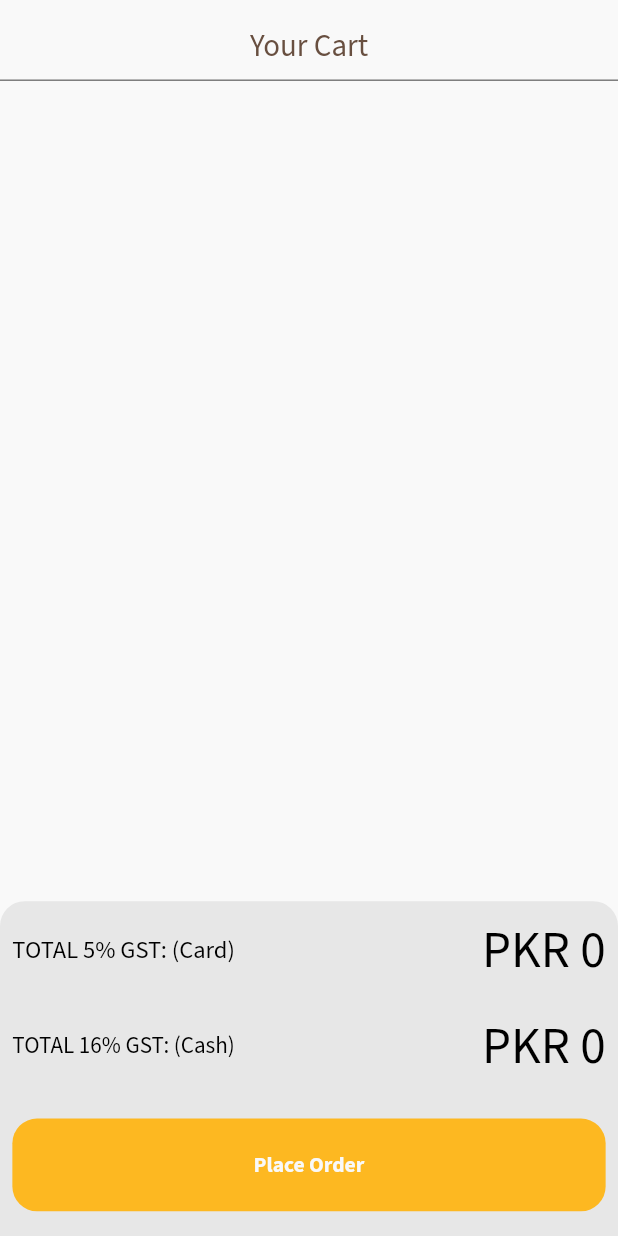
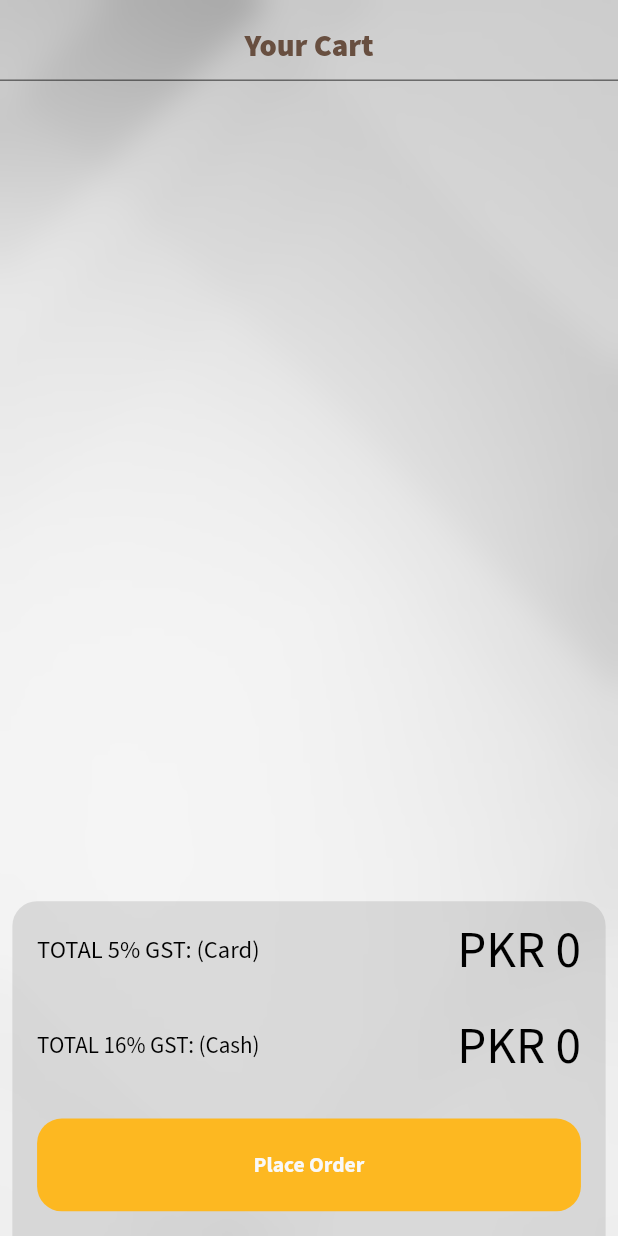
Before and after one commit to naqeeb9a/baked-pos, a Flutter app: the Cart screen opened directly, on a phone screen of 412 x 824 dp. Run offline on Flutter 3.47's test engine with Material 2 defaults, Android fonts, the phone set to English and light mode, and no system bars; our stand-ins replace badges, cool_alert, email_validator, get, google_fonts, line_icons and 5 more; missing offline and left inert: back_button_interceptor, blue_thermal_printer; accounts and stored records are empty; network calls fail.

Commit message:
designing

```diff
--- a/lib/app_screens/basic_page.dart
+++ b/lib/app_screens/basic_page.dart
@@ -113,7 +113,7 @@ class _BasicPageState extends State<BasicPage>
                 text: "Home",
                 icon: Icon(
                   Icons.home_outlined,
-                  color: myYellow,
+                  color: myWhite,
                 )),
             Tab(
               text: "Cart",
@@ -130,7 +130,7 @@ class _BasicPageState extends State<BasicPage>
                   showBadge: cartItems.isEmpty ? false : true,
                   child: const Icon(
                     LineIcons.shoppingCart,
-                    color: myYellow,
+                    color: myWhite,
                   ),
                 );
               }),
@@ -139,7 +139,7 @@ class _BasicPageState extends State<BasicPage>
                 text: "Profile",
                 icon: Icon(
                   Icons.person_outline,
-                  color: myYellow,
+                  color: myWhite,
                 )),
           ],
         ),
--- a/lib/app_screens/cart.dart
+++ b/lib/app_screens/cart.dart
@@ -1,4 +1,5 @@
 import 'dart:convert';
+import 'dart:ui';
 
 import 'package:baked_pos/app_screens/print.dart';
 import 'package:baked_pos/utils/config.dart';
@@ -53,13 +54,19 @@ class _CartState extends State<Cart> {
 
     return Scaffold(
       backgroundColor: myWhite,
-      body: Column(
+      body: Container(
+        decoration: const BoxDecoration(
+            image: DecorationImage(
+                image: AssetImage("assets/cart.jpg"), fit: BoxFit.cover)),
+        child: BackdropFilter(
+          filter: ImageFilter.blur(sigmaX: 10, sigmaY: 10),
+          child: Column(
             children: [
               heightBox(context, 0.02),
               Row(
                 mainAxisAlignment: MainAxisAlignment.center,
                 children: [
-              text(context, "Your Cart", 0.05, myBrown),
+                  text(context, "Your Cart", 0.05, myBrown, bold: true),
                 ],
               ),
               Divider(
@@ -68,26 +75,31 @@ class _CartState extends State<Cart> {
               ),
               cartItemsCards(),
               Container(
-            padding:
-                EdgeInsets.symmetric(horizontal: dynamicWidth(context, 0.02)),
+                margin: EdgeInsets.symmetric(
+                    horizontal: dynamicWidth(context, 0.02)),
+                padding: EdgeInsets.symmetric(
+                    horizontal: dynamicWidth(context, 0.04)),
                 decoration: BoxDecoration(
-                color: myGrey.withOpacity(0.2),
+                    color: myGrey.withOpacity(0.3),
                     borderRadius: BorderRadius.only(
                         topLeft: Radius.circular(dynamicWidth(context, 0.04)),
-                    topRight: Radius.circular(dynamicWidth(context, 0.04)))),
+                        topRight:
+                            Radius.circular(dynamicWidth(context, 0.04)))),
                 child: Column(
                   children: [
                     dividerRowWidgets(
                         context,
                         "TOTAL 5% GST: (Card)",
                         "PKR " +
-                        ((getTotal() * 0.05) + getTotal()).toStringAsFixed(0),
+                            ((getTotal() * 0.05) + getTotal())
+                                .toStringAsFixed(0),
                         check: true),
                     dividerRowWidgets(
                         context,
                         "TOTAL 16% GST: (Cash)",
                         "PKR " +
-                        ((getTotal() * 0.16) + getTotal()).toStringAsFixed(0),
+                            ((getTotal() * 0.16) + getTotal())
+                                .toStringAsFixed(0),
                         check: true),
                     heightBox(context, 0.02),
                     coloredButton(
@@ -106,17 +118,19 @@ class _CartState extends State<Cart> {
                             ),
                           );
                         } else {
-
                           phone.text = "";
                           _text.text = "";
                           showDialog(
                               context: context,
                               builder: (context) {
                                 return AlertDialog(
-                              title: const Text("Enter Name and Phone number"),
+                                  title:
+                                      const Text("Enter Name and Phone number"),
                                   content: SizedBox(
-                                height: MediaQuery.of(context).size.width * 1,
-                                width: MediaQuery.of(context).size.width * 0.7,
+                                    height:
+                                        MediaQuery.of(context).size.width * 1,
+                                    width:
+                                        MediaQuery.of(context).size.width * 0.7,
                                     child: Column(
                                       mainAxisAlignment:
                                           MainAxisAlignment.spaceEvenly,
@@ -151,8 +165,11 @@ class _CartState extends State<Cart> {
                                               Navigator.of(context,
                                                       rootNavigator: true)
                                                   .pop();
-                                          placeOrderLogic(getTotal(), getCost(),
-                                              phone.text, _text.text);
+                                              placeOrderLogic(
+                                                  getTotal(),
+                                                  getCost(),
+                                                  phone.text,
+                                                  _text.text);
                                             },
                                             child: const Text("Proceed"))
                                       ],
@@ -168,6 +185,8 @@ class _CartState extends State<Cart> {
                 ),
               )
             ],
+          ),
+        ),
       ),
     );
   }
```
Also changed, not shown: lib/widgets/drawer.dart (+5 -2 lines), assets/cart.jpg (added). Lines whose indentation alone changed are shown as unchanged.
